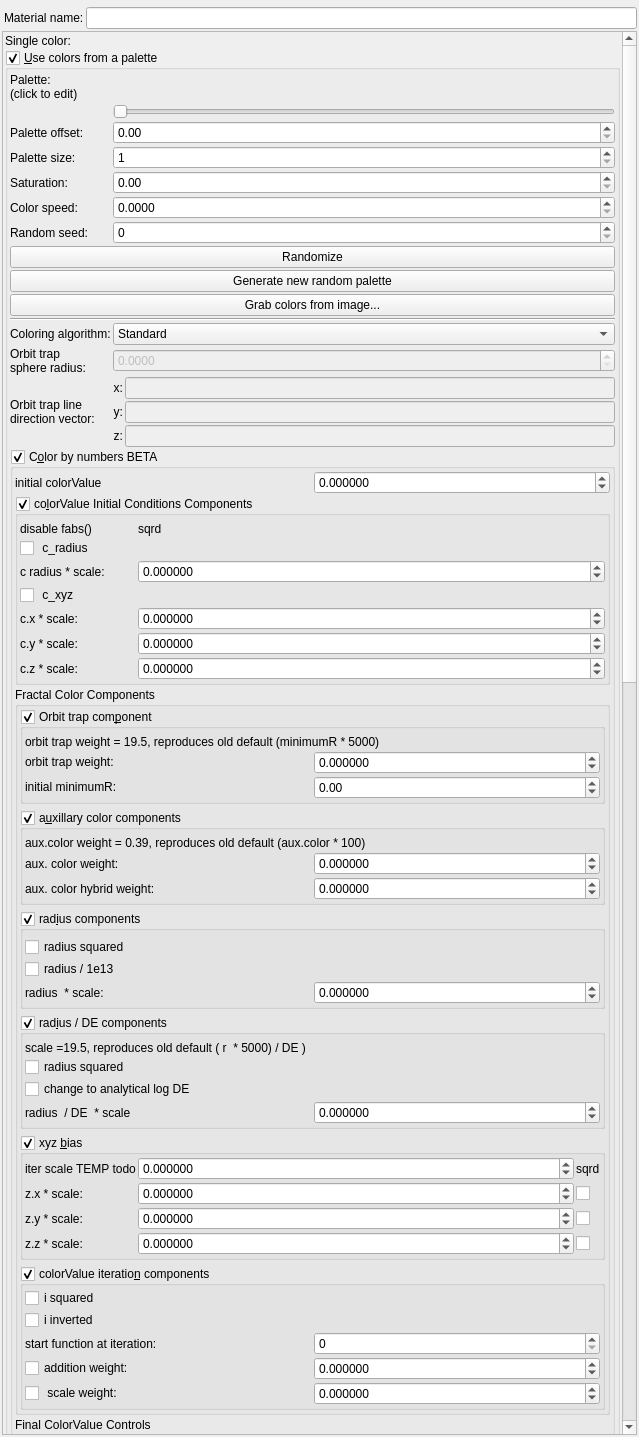
Before: the Qt Designer form mandelbulber2/qt/material_editor.ui in buddhi1980/mandelbulber2, drawn with Qt 5.
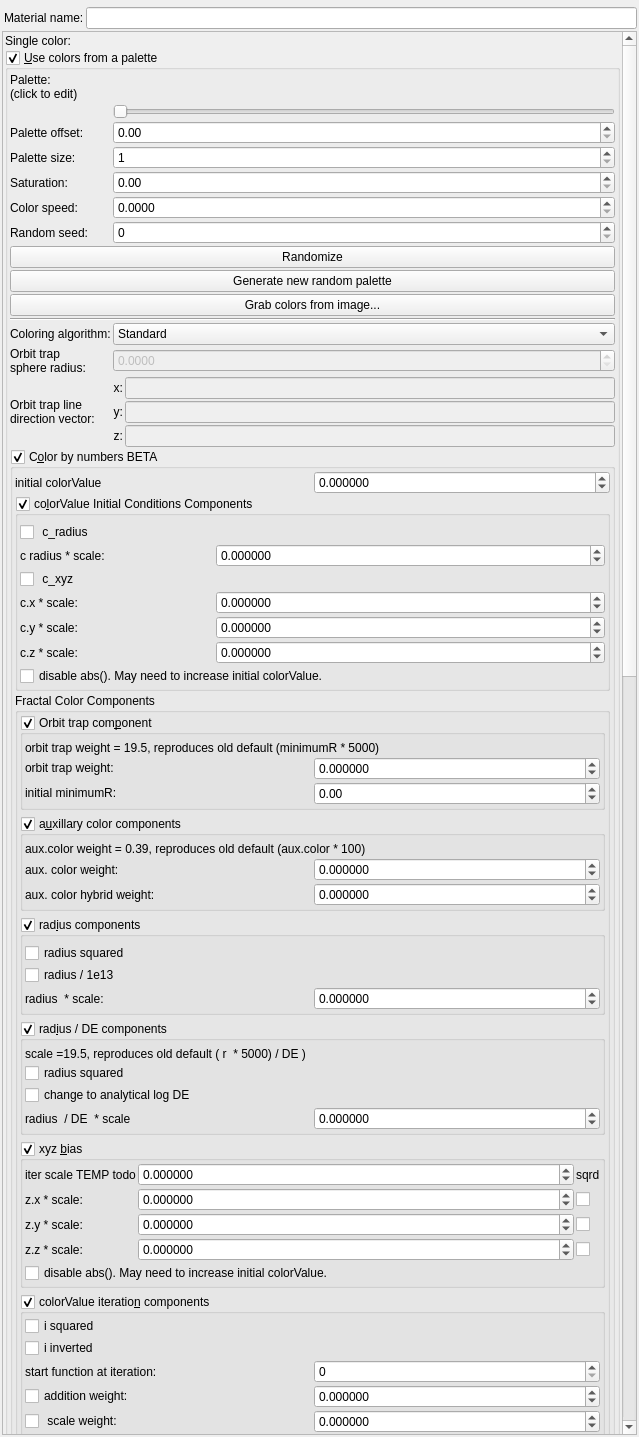
After: the same form once the commit is applied. Icons and pictures are not drawn. Custom widgets are drawn as their Qt base class.

```diff
--- a/mandelbulber2/qt/material_editor.ui
+++ b/mandelbulber2/qt/material_editor.ui
@@ -81,9 +81,9 @@
       <property name="geometry">
        <rect>
         <x>0</x>
-        <y>-382</y>
+        <y>-304</y>
         <width>619</width>
-        <height>3471</height>
+        <height>3502</height>
        </rect>
       </property>
       <layout class="QVBoxLayout" name="verticalLayout_2">
@@ -718,19 +718,12 @@
                  <number>2</number>
                 </property>
                 <item>
-                 <layout class="QGridLayout" name="gridLayout_17" columnstretch="0,0,0,0,0,0">
+                 <layout class="QGridLayout" name="gridLayout_17" columnstretch="0,0,0,0">
                   <property name="spacing">
                    <number>2</number>
                   </property>
-                  <item row="0" column="2" colspan="2">
-                   <widget class="QLabel" name="label_54">
-                    <property name="text">
-                     <string>sqrd</string>
-                    </property>
-                   </widget>
-                  </item>
-                  <item row="6" column="2" colspan="4">
-                   <widget class="MyDoubleSpinBox" name="spinbox3_fractal_coloring_xyzC_111_z">
+                  <item row="1" column="2" colspan="2">
+                   <widget class="MyDoubleSpinBox" name="spinbox_fractal_coloring_ic_rad_weight">
                     <property name="sizePolicy">
                      <sizepolicy hsizetype="Minimum" vsizetype="Maximum">
                       <horstretch>0</horstretch>
@@ -757,70 +750,7 @@
                     </property>
                    </widget>
                   </item>
-                  <item row="6" column="1">
-                   <widget class="QLabel" name="label_46">
-                    <property name="text">
-                     <string>c.z * scale:</string>
-                    </property>
-                   </widget>
-                  </item>
-                  <item row="5" column="2" colspan="4">
-                   <widget class="MyDoubleSpinBox" name="spinbox3_fractal_coloring_xyzC_111_y">
-                    <property name="sizePolicy">
-                     <sizepolicy hsizetype="Minimum" vsizetype="Maximum">
-                      <horstretch>0</horstretch>
-                      <verstretch>0</verstretch>
-                     </sizepolicy>
-                    </property>
-                    <property name="prefix">
-                     <string/>
-                    </property>
-                    <property name="suffix">
-                     <string/>
-                    </property>
-                    <property name="decimals">
-                     <number>6</number>
-                    </property>
-                    <property name="minimum">
-                     <double>-9999.999900000000707</double>
-                    </property>
-                    <property name="maximum">
-                     <double>9999.999900000000707</double>
-                    </property>
-                    <property name="singleStep">
-                     <double>0.100000000000000</double>
-                    </property>
-                   </widget>
-                  </item>
-                  <item row="4" column="2" colspan="4">
-                   <widget class="MyDoubleSpinBox" name="spinbox3_fractal_coloring_xyzC_111_x">
-                    <property name="sizePolicy">
-                     <sizepolicy hsizetype="Minimum" vsizetype="Maximum">
-                      <horstretch>0</horstretch>
-                      <verstretch>0</verstretch>
-                     </sizepolicy>
-                    </property>
-                    <property name="prefix">
-                     <string/>
-                    </property>
-                    <property name="suffix">
-                     <string/>
-                    </property>
-                    <property name="decimals">
-                     <number>6</number>
-                    </property>
-                    <property name="minimum">
-                     <double>-9999.999900000000707</double>
-                    </property>
-                    <property name="maximum">
-                     <double>9999.999900000000707</double>
-                    </property>
-                    <property name="singleStep">
-                     <double>0.100000000000000</double>
-                    </property>
-                   </widget>
-                  </item>
-                  <item row="1" column="1" colspan="5">
+                  <item row="0" column="1" colspan="3">
                    <widget class="QCheckBox" name="checkBox_fractal_coloring_ic_rad_enabled_false">
                     <property name="text">
                      <string notr="true"> c_radius</string>
@@ -828,42 +758,105 @@
                    </widget>
                   </item>
                   <item row="5" column="1">
-                   <widget class="QLabel" name="label_44">
+                   <widget class="QLabel" name="label_46">
                     <property name="text">
-                     <string>c.y * scale:</string>
+                     <string>c.z * scale:</string>
                     </property>
                    </widget>
                   </item>
-                  <item row="0" column="1">
-                   <widget class="QLabel" name="label_50">
-                    <property name="text">
-                     <string>disable fabs()</string>
-                    </property>
-                   </widget>
-                  </item>
-                  <item row="3" column="1" colspan="5">
-                   <widget class="QCheckBox" name="checkBox_fractal_coloring_ic_xyz_enabled_false">
-                    <property name="text">
-                     <string notr="true"> c_xyz</string>
-                    </property>
-                   </widget>
-                  </item>
-                  <item row="4" column="1">
+                  <item row="3" column="1">
                    <widget class="QLabel" name="label_43">
                     <property name="text">
                      <string>c.x * scale:</string>
                     </property>
                    </widget>
                   </item>
-                  <item row="2" column="1">
+                  <item row="6" column="1" colspan="3">
+                   <widget class="QCheckBox" name="checkBox_fractal_coloring_ic_fabs_enabled_false">
+                    <property name="text">
+                     <string notr="true">disable abs(). May need to increase initial colorValue.</string>
+                    </property>
+                   </widget>
+                  </item>
+                  <item row="4" column="2" colspan="2">
+                   <widget class="MyDoubleSpinBox" name="spinbox3_fractal_coloring_xyzC_111_y">
+                    <property name="sizePolicy">
+                     <sizepolicy hsizetype="Minimum" vsizetype="Maximum">
+                      <horstretch>0</horstretch>
+                      <verstretch>0</verstretch>
+                     </sizepolicy>
+                    </property>
+                    <property name="prefix">
+                     <string/>
+                    </property>
+                    <property name="suffix">
+                     <string/>
+                    </property>
+                    <property name="decimals">
+                     <number>6</number>
+                    </property>
+                    <property name="minimum">
+                     <double>-9999.999900000000707</double>
+                    </property>
+                    <property name="maximum">
+                     <double>9999.999900000000707</double>
+                    </property>
+                    <property name="singleStep">
+                     <double>0.100000000000000</double>
+                    </property>
+                   </widget>
+                  </item>
+                  <item row="2" column="1" colspan="3">
+                   <widget class="QCheckBox" name="checkBox_fractal_coloring_ic_xyz_enabled_false">
+                    <property name="text">
+                     <string notr="true"> c_xyz</string>
+                    </property>
+                   </widget>
+                  </item>
+                  <item row="5" column="2" colspan="2">
+                   <widget class="MyDoubleSpinBox" name="spinbox3_fractal_coloring_xyzC_111_z">
+                    <property name="sizePolicy">
+                     <sizepolicy hsizetype="Minimum" vsizetype="Maximum">
+                      <horstretch>0</horstretch>
+                      <verstretch>0</verstretch>
+                     </sizepolicy>
+                    </property>
+                    <property name="prefix">
+                     <string/>
+                    </property>
+                    <property name="suffix">
+                     <string/>
+                    </property>
+                    <property name="decimals">
+                     <number>6</number>
+                    </property>
+                    <property name="minimum">
+                     <double>-9999.999900000000707</double>
+                    </property>
+                    <property name="maximum">
+                     <double>9999.999900000000707</double>
+                    </property>
+                    <property name="singleStep">
+                     <double>0.100000000000000</double>
+                    </property>
+                   </widget>
+                  </item>
+                  <item row="1" column="1">
                    <widget class="QLabel" name="label_45">
                     <property name="text">
                      <string>c radius * scale:</string>
                     </property>
                    </widget>
                   </item>
-                  <item row="2" column="2" colspan="4">
-                   <widget class="MyDoubleSpinBox" name="spinbox_fractal_coloring_ic_rad_weight">
+                  <item row="4" column="1">
+                   <widget class="QLabel" name="label_44">
+                    <property name="text">
+                     <string>c.y * scale:</string>
+                    </property>
+                   </widget>
+                  </item>
+                  <item row="3" column="2" colspan="2">
+                   <widget class="MyDoubleSpinBox" name="spinbox3_fractal_coloring_xyzC_111_x">
                     <property name="sizePolicy">
                      <sizepolicy hsizetype="Minimum" vsizetype="Maximum">
                       <horstretch>0</horstretch>
@@ -1409,6 +1402,55 @@
                      <property name="spacing">
                       <number>2</number>
                      </property>
+                     <item row="1" column="2">
+                      <widget class="QCheckBox" name="checkBox_fractal_coloring_xyz_x_sqrd_enabled_false">
+                       <property name="text">
+                        <string notr="true"/>
+                       </property>
+                      </widget>
+                     </item>
+                     <item row="3" column="2">
+                      <widget class="QCheckBox" name="checkBox_fractal_coloring_xyz_z_sqrd_enabled_false">
+                       <property name="text">
+                        <string notr="true"/>
+                       </property>
+                      </widget>
+                     </item>
+                     <item row="3" column="0">
+                      <widget class="QLabel" name="label_40">
+                       <property name="text">
+                        <string>z.z * scale:</string>
+                       </property>
+                      </widget>
+                     </item>
+                     <item row="2" column="1">
+                      <widget class="MyDoubleSpinBox" name="spinbox3_fractal_coloring_xyz_000_y">
+                       <property name="sizePolicy">
+                        <sizepolicy hsizetype="Minimum" vsizetype="Maximum">
+                         <horstretch>0</horstretch>
+                         <verstretch>0</verstretch>
+                        </sizepolicy>
+                       </property>
+                       <property name="prefix">
+                        <string/>
+                       </property>
+                       <property name="suffix">
+                        <string/>
+                       </property>
+                       <property name="decimals">
+                        <number>6</number>
+                       </property>
+                       <property name="minimum">
+                        <double>-9999.999900000000707</double>
+                       </property>
+                       <property name="maximum">
+                        <double>9999.999900000000707</double>
+                       </property>
+                       <property name="singleStep">
+                        <double>0.100000000000000</double>
+                       </property>
+                      </widget>
+                     </item>
                      <item row="0" column="1">
                       <widget class="MyDoubleSpinBox" name="spinbox_fractal_coloring_xyz_iter_scale">
                        <property name="sizePolicy">
@@ -1451,13 +1493,6 @@
                        </property>
                       </widget>
                      </item>
-                     <item row="1" column="0">
-                      <widget class="QLabel" name="label_36">
-                       <property name="text">
-                        <string>z.x * scale:</string>
-                       </property>
-                      </widget>
-                     </item>
                      <item row="2" column="0">
                       <widget class="QLabel" name="label_38">
                        <property name="text">
@@ -1465,55 +1500,6 @@
                        </property>
                       </widget>
                      </item>
-                     <item row="1" column="2">
-                      <widget class="QCheckBox" name="checkBox_fractal_coloring_xyz_x_sqrd_enabled_false">
-                       <property name="text">
-                        <string notr="true"/>
-                       </property>
-                      </widget>
-                     </item>
-                     <item row="3" column="0">
-                      <widget class="QLabel" name="label_40">
-                       <property name="text">
-                        <string>z.z * scale:</string>
-                       </property>
-                      </widget>
-                     </item>
-                     <item row="3" column="1">
-                      <widget class="MyDoubleSpinBox" name="spinbox3_fractal_coloring_xyz_000_z">
-                       <property name="sizePolicy">
-                        <sizepolicy hsizetype="Minimum" vsizetype="Maximum">
-                         <horstretch>0</horstretch>
-                         <verstretch>0</verstretch>
-                        </sizepolicy>
-                       </property>
-                       <property name="prefix">
-                        <string/>
-                       </property>
-                       <property name="suffix">
-                        <string/>
-                       </property>
-                       <property name="decimals">
-                        <number>6</number>
-                       </property>
-                       <property name="minimum">
-                        <double>-9999.999900000000707</double>
-                       </property>
-                       <property name="maximum">
-                        <double>9999.999900000000707</double>
-                       </property>
-                       <property name="singleStep">
-                        <double>0.100000000000000</double>
-                       </property>
-                      </widget>
-                     </item>
-                     <item row="3" column="2">
-                      <widget class="QCheckBox" name="checkBox_fractal_coloring_xyz_z_sqrd_enabled_false">
-                       <property name="text">
-                        <string notr="true"/>
-                       </property>
-                      </widget>
-                     </item>
                      <item row="1" column="1">
                       <widget class="MyDoubleSpinBox" name="spinbox3_fractal_coloring_xyz_000_x">
                        <property name="sizePolicy">
@@ -1542,34 +1528,6 @@
                        </property>
                       </widget>
                      </item>
-                     <item row="2" column="1">
-                      <widget class="MyDoubleSpinBox" name="spinbox3_fractal_coloring_xyz_000_y">
-                       <property name="sizePolicy">
-                        <sizepolicy hsizetype="Minimum" vsizetype="Maximum">
-                         <horstretch>0</horstretch>
-                         <verstretch>0</verstretch>
-                        </sizepolicy>
-                       </property>
-                       <property name="prefix">
-                        <string/>
-                       </property>
-                       <property name="suffix">
-                        <string/>
-                       </property>
-                       <property name="decimals">
-                        <number>6</number>
-                       </property>
-                       <property name="minimum">
-                        <double>-9999.999900000000707</double>
-                       </property>
-                       <property name="maximum">
-                        <double>9999.999900000000707</double>
-                       </property>
-                       <property name="singleStep">
-                        <double>0.100000000000000</double>
-                       </property>
-                      </widget>
-                     </item>
                      <item row="0" column="2">
                       <widget class="QLabel" name="label_39">
                        <property name="text">
@@ -1577,6 +1535,48 @@
                        </property>
                       </widget>
                      </item>
+                     <item row="3" column="1">
+                      <widget class="MyDoubleSpinBox" name="spinbox3_fractal_coloring_xyz_000_z">
+                       <property name="sizePolicy">
+                        <sizepolicy hsizetype="Minimum" vsizetype="Maximum">
+                         <horstretch>0</horstretch>
+                         <verstretch>0</verstretch>
+                        </sizepolicy>
+                       </property>
+                       <property name="prefix">
+                        <string/>
+                       </property>
+                       <property name="suffix">
+                        <string/>
+                       </property>
+                       <property name="decimals">
+                        <number>6</number>
+                       </property>
+                       <property name="minimum">
+                        <double>-9999.999900000000707</double>
+                       </property>
+                       <property name="maximum">
+                        <double>9999.999900000000707</double>
+                       </property>
+                       <property name="singleStep">
+                        <double>0.100000000000000</double>
+                       </property>
+                      </widget>
+                     </item>
+                     <item row="1" column="0">
+                      <widget class="QLabel" name="label_36">
+                       <property name="text">
+                        <string>z.x * scale:</string>
+                       </property>
+                      </widget>
+                     </item>
+                     <item row="4" column="0" colspan="3">
+                      <widget class="QCheckBox" name="checkBox_fractal_coloring_xyz_fabs_enabled_false">
+                       <property name="text">
+                        <string notr="true">disable abs(). May need to increase initial colorValue.</string>
+                       </property>
+                      </widget>
+                     </item>
                     </layout>
                    </item>
                   </layout>
```
